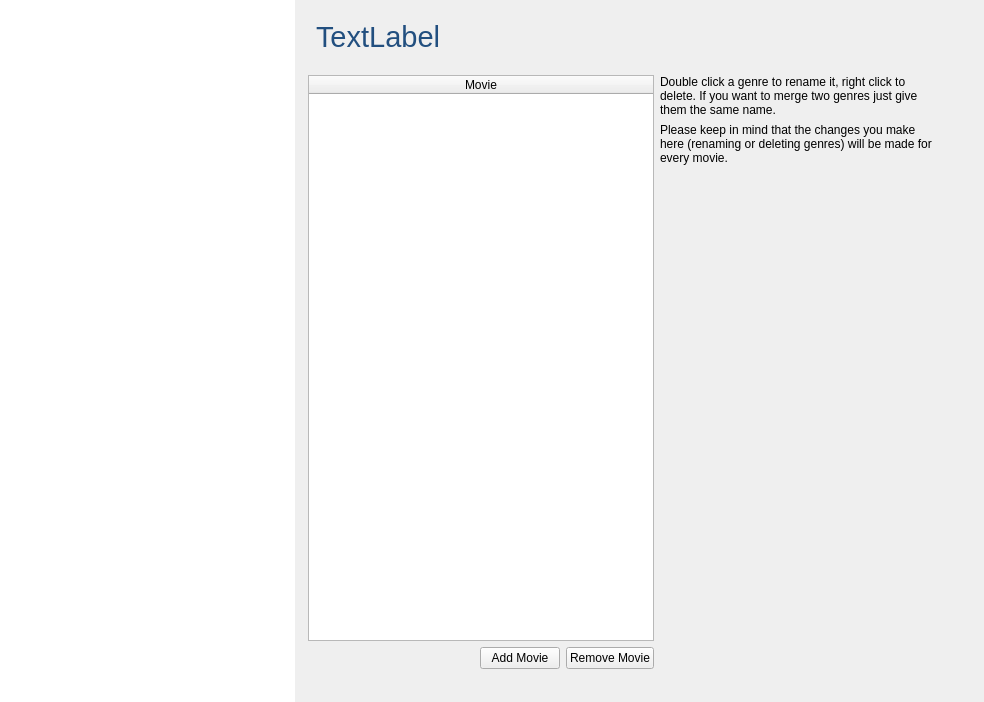
The window that movies/GenreWidget.ui (Komet/MediaElch) describes before a commit, drawn with Qt 5.
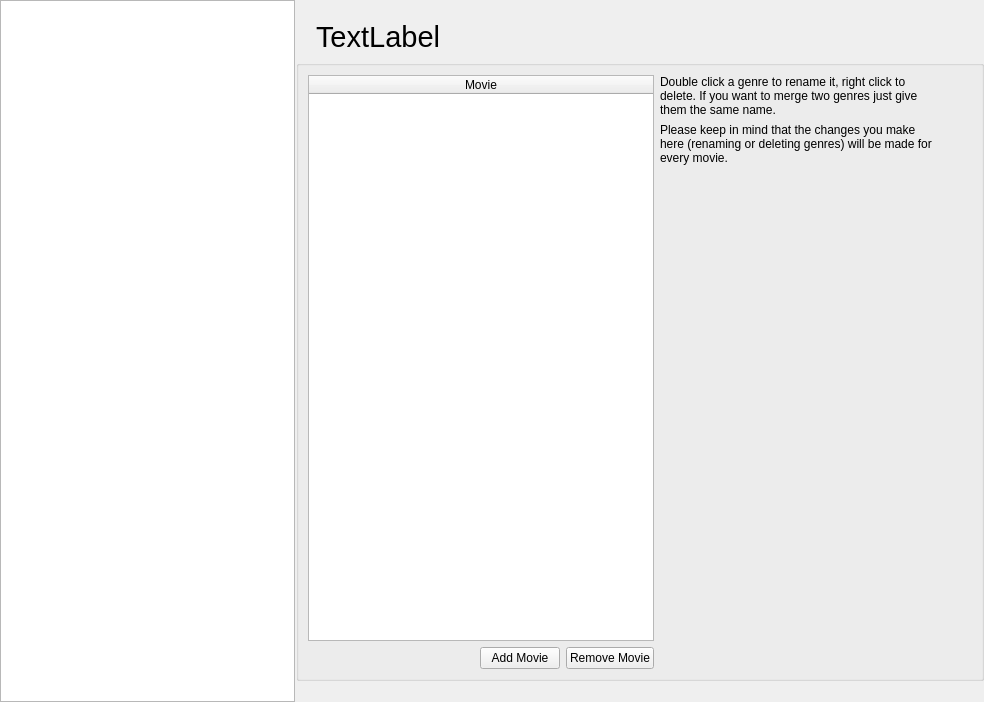
The same window after the commit. Custom widgets are drawn as their Qt base class.

Patch:
```diff
--- a/movies/GenreWidget.ui
+++ b/movies/GenreWidget.ui
@@ -13,11 +13,6 @@
   <property name="windowTitle">
    <string>Form</string>
   </property>
-  <property name="styleSheet">
-   <string notr="true">#genres {
-	border: 0px;
-}</string>
-  </property>
   <layout class="QVBoxLayout" name="verticalLayout_2">
    <property name="leftMargin">
     <number>0</number>
@@ -40,15 +35,6 @@
       <number>1</number>
      </property>
      <widget class="QTableWidget" name="genres">
-      <property name="styleSheet">
-       <string notr="true">#genres {
-	alternate-background-color: #f9f9f9;
-	selection-background-color: qlineargradient(spread:pad, x1:0, y1:0, x2:0, y2:1, stop:0 #4185b6, stop:1 #1b6aa5);
-	color: #395265;
-    selection-color: #ffffff;
-}
-</string>
-      </property>
       <property name="alternatingRowColors">
        <bool>true</bool>
       </property>
@@ -92,10 +78,6 @@
            <pointsize>22</pointsize>
           </font>
          </property>
-         <property name="styleSheet">
-          <string notr="true">color: #224f7f;
-</string>
-         </property>
          <property name="text">
           <string>TextLabel</string>
          </property>
@@ -105,14 +87,7 @@
         </widget>
        </item>
        <item>
-        <widget class="QGroupBox" name="groupBox">
-         <property name="styleSheet">
-          <string notr="true">QGroupBox {
-	border-radius: 0;
-	background-color: transparent;
-}
-</string>
-         </property>
+        <widget class="QGroupBox" name="infoGroupBox">
          <property name="title">
           <string/>
          </property>
```
